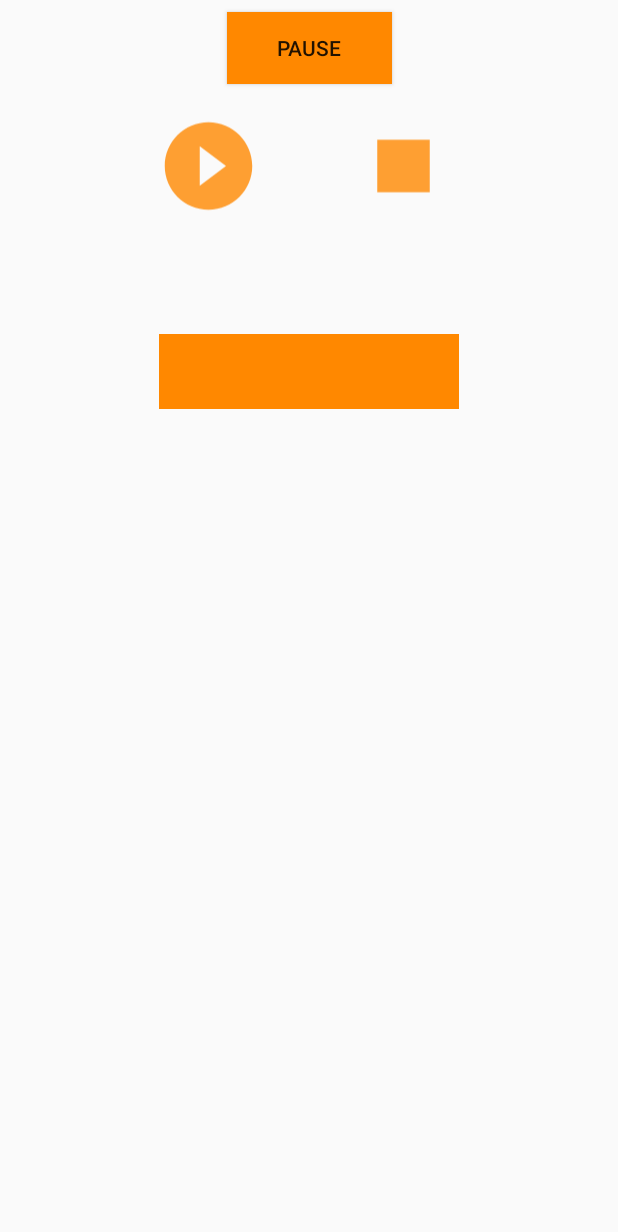
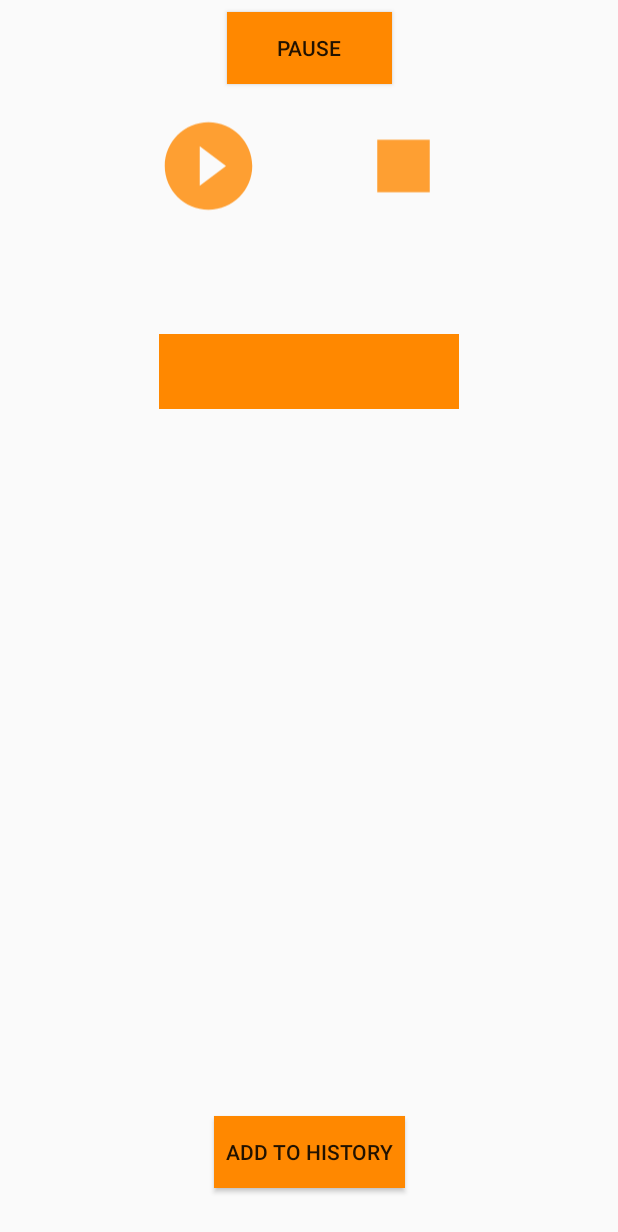
Before and after one commit to Starkiller13/progetto_embedded, an Android app: the Text2Speech screen opened directly, with no data from a screen before it, on a phone screen of 412 x 824 dp. Shown: the top 1232 px of the screen. Run offline under Robolectric (Android 15) with nearby library versions, the phone set to English and light mode, and no system bars.

Commit message:
Aggiunto bottone Add to history

```diff
--- a/app/src/main/AndroidManifest.xml
+++ b/app/src/main/AndroidManifest.xml
@@ -16,6 +16,9 @@
     <uses-feature
         android:name="android.hardware.camera.autofocus"
         android:required="false" />
+    <uses-feature
+        android:name="android.hardware.ram.low"
+        android:required="true"/>
 
     <application
         android:allowBackup="true"
--- a/app/src/main/java/com/example/progetto_embedded/MainActivity.java
+++ b/app/src/main/java/com/example/progetto_embedded/MainActivity.java
@@ -75,7 +75,10 @@ public class MainActivity extends AppCompatActivity {
 
     public void history(View view)
     {
+        //PER LEGGERE LE ACTIVITY DAL DATABASE
+        //https://www.youtube.com/watch?v=Dik-sGDWTrE
 
+        //recyclerView
     }
 
 
--- a/app/src/main/java/com/example/progetto_embedded/Text2Speech.java
+++ b/app/src/main/java/com/example/progetto_embedded/Text2Speech.java
@@ -112,39 +112,6 @@ public class Text2Speech extends AppCompatActivity {
         aa = new ArrayAdapter<String>(this, android.R.layout.simple_spinner_item, country);
         aa.setDropDownViewResource(android.R.layout.simple_spinner_dropdown_item);
         lang_spinner.setAdapter(aa);
-        //b_play press
-      /*  b_play.setOnClickListener(new View.OnClickListener() {
-            @Override
-            public void onClick(View v) {
-                //get the text from TextView
-                String toSpeak = tw.getText().toString();
-                //if there isnt text in textview
-                if (toSpeak.equals("")) {
-                    Toast.makeText(Text2Speech.this, "Please check the photo and try again", Toast.LENGTH_SHORT).show();
-                } else {
-                    Toast.makeText(getApplicationContext(), toSpeak, Toast.LENGTH_SHORT).show();
-                    //speak text
-                    t2s.speak(toSpeak, TextToSpeech.QUEUE_FLUSH, null);
-                }
-            }
-        });
-
-
-        //b_stop press
-        b_stop.setOnClickListener(new View.OnClickListener() {
-            @Override
-            public void onClick(View v) {
-                if(t2s.isSpeaking()) {
-                    //if it's speaking, then stop it
-                    t2s.stop();
-                    t2s.shutdown();
-                }
-                else {
-                    Toast.makeText(Text2Speech.this, "Not speaking", Toast.LENGTH_SHORT).show();
-                }
-            }
-        });*/
-
     }
 
     public void play(View view)
@@ -173,6 +140,12 @@ public class Text2Speech extends AppCompatActivity {
         }
     }
 
+    public void addHistory(View view)
+    {
+        //DA FARE
+        //SE IL SALVATAGGIO VA A BUON FINE FAR VENIRE FUORI UN TOAST
+    }
+
 
     //controllare il metodo in modo da rendere solo pause e non uno stop
     public void onPause(){
--- a/app/src/main/res/layout/activity_text2_speech.xml
+++ b/app/src/main/res/layout/activity_text2_speech.xml
@@ -87,5 +87,18 @@
         app:layout_constraintHorizontal_bias="0.551"
         app:layout_constraintStart_toStartOf="parent" />
 
+    <Button
+        android:id="@+id/button_add_history"
+        style="@style/button_h"
+        android:onClick="addHistory"
+        android:text="@string/button_add_history"
+        android:padding="8dp"
+        android:layout_width="wrap_content"
+        android:layout_height="wrap_content"
+        android:layout_margin="8dp"
+        app:layout_constraintStart_toStartOf="parent"
+        app:layout_constraintEnd_toEndOf="parent"
+        app:layout_constraintTop_toBottomOf="@+id/textbox"
+        />
 
 </androidx.constraintlayout.widget.ConstraintLayout>
--- a/app/src/main/res/values/colors.xml
+++ b/app/src/main/res/values/colors.xml
@@ -3,7 +3,4 @@
     <color name="colorPrimary">#FFFF8800</color>
     <color name="colorPrimaryDark">#3700B3</color>
     <color name="colorAccent">#03DAC5</color>
-   <!--
-   <color name="ic_launcher_background">#1A70DB</color> #6200EE
-    <color name="Main_Orange"></color>-->
 </resources>
--- a/app/src/main/res/values/strings.xml
+++ b/app/src/main/res/values/strings.xml
@@ -1,13 +1,9 @@
 <resources>
     <string name="app_name">progetto_embedded</string>
     <string name="action_settings">Settings</string>
-    <!-- Strings used for fragments for navigation -->
-    <string name="first_fragment_label">First Fragment</string>
-    <string name="second_fragment_label">Second Fragment</string>
     <string name="next">Next</string>
     <string name="previous">Previous</string>
-    <string name="hello_first_fragment">Hello first fragment</string>
-    <string name="hello_second_fragment">Hello second fragment. Arg: %1$s</string>
+    <!-- vengono usati??-->>
 
     <string name="home_button_camera">Camera</string>
     <string name="home_button_galley">Gallery</string>
@@ -21,4 +17,5 @@
     <string name="button_pause">Pause</string>
     <string name="image_stop">Image_Stop</string>
     <string name="image_play">Image_Play</string>
+    <string name="button_add_history">Add to history</string>
 </resources>
```
